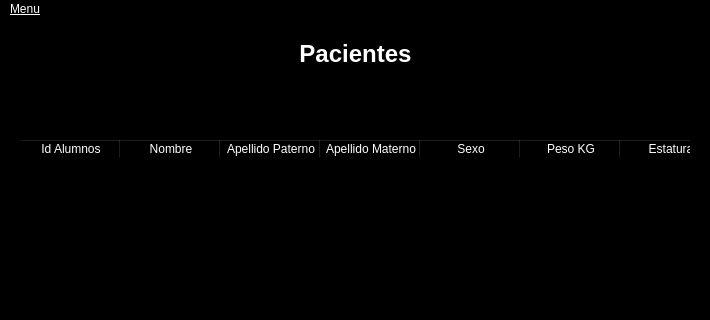
First picture: the form in interfaces/pacientes.ui, repository xVyrusz/J-Medic, before the edit; both pictures show x 0 to 710 and y 0 to 320 of the 710 by 574 pixel window.
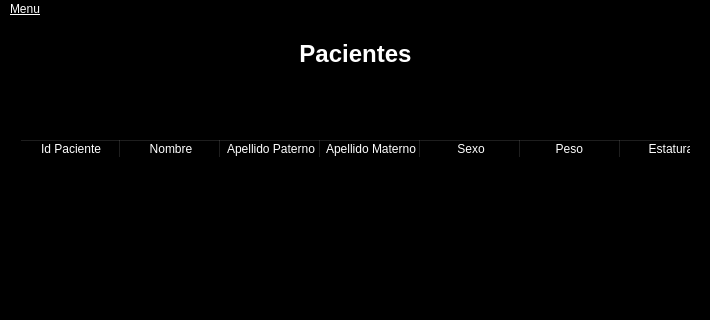
Second picture: the form after the edit.

Commit message: Corrigiendo interfaces

```diff
--- a/interfaces/pacientes.ui
+++ b/interfaces/pacientes.ui
@@ -84,7 +84,7 @@
     </property>
     <column>
      <property name="text">
-      <string>Id Alumnos</string>
+      <string>Id Paciente</string>
      </property>
     </column>
     <column>
@@ -109,7 +109,7 @@
     </column>
     <column>
      <property name="text">
-      <string>Peso KG</string>
+      <string>Peso </string>
      </property>
     </column>
     <column>
@@ -124,7 +124,7 @@
     </column>
     <column>
      <property name="text">
-      <string>Telefono</string>
+      <string>Teléfono</string>
      </property>
     </column>
     <column>
```
Left out of the diff: 4 changed lines with no effect on the pictures. The commit also changes 2 other files.
